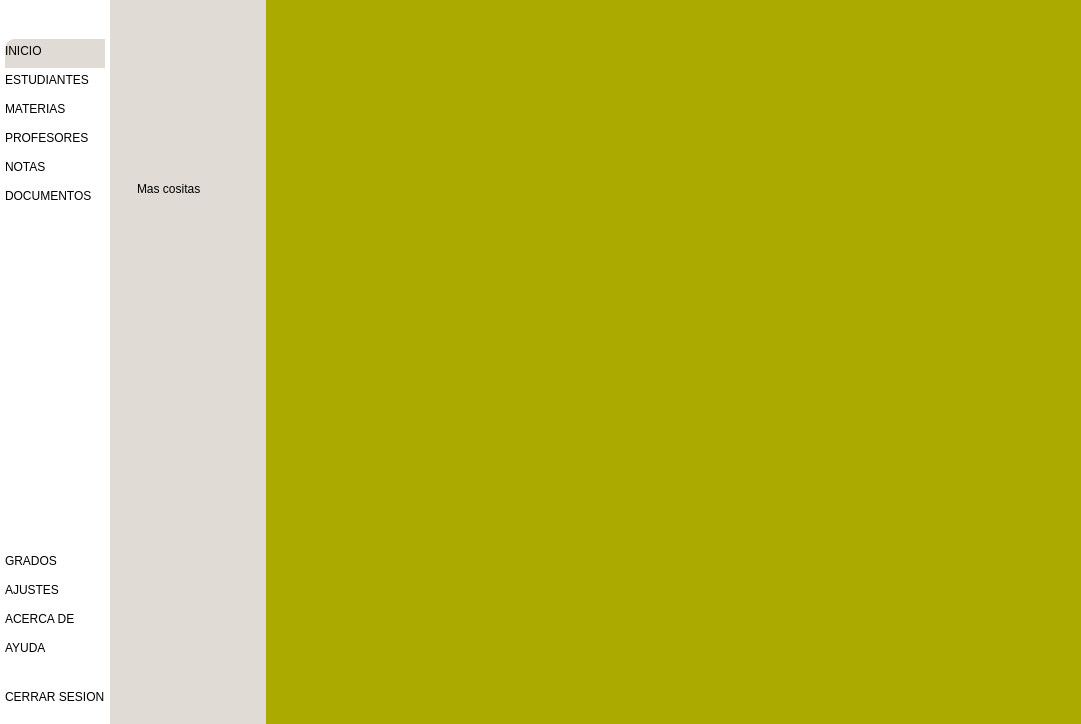
Before: the Qt Designer form interfaz.ui in YoelSims/AplicacionV2-AndresBello, drawn with Qt 5.
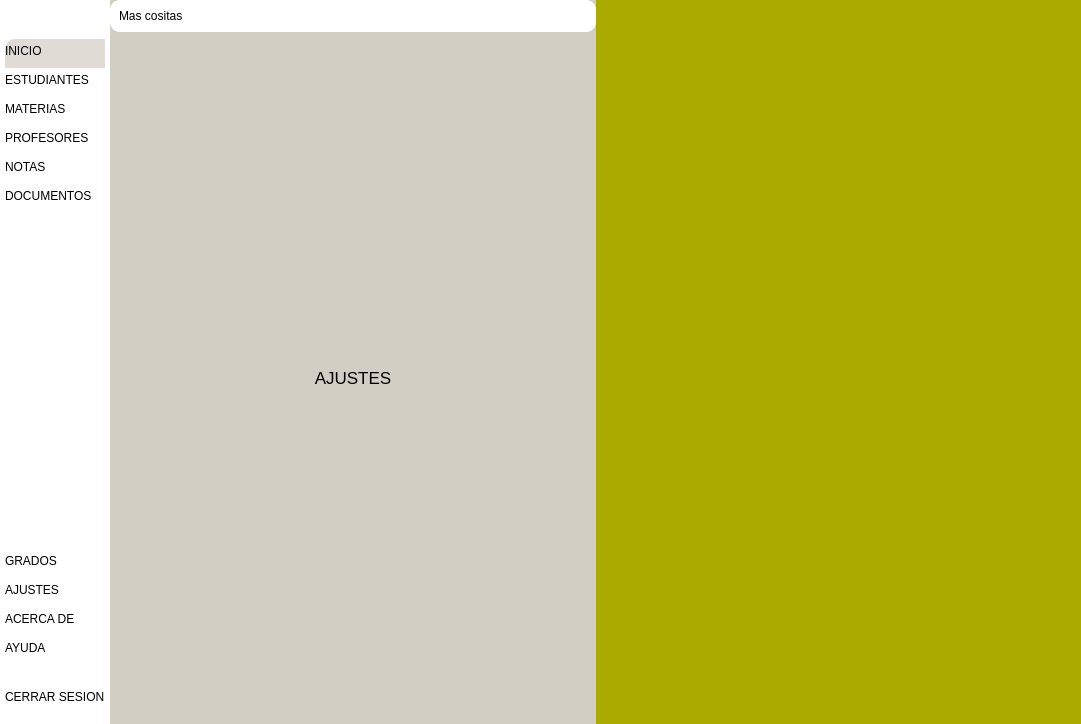
After: the same form once the commit is applied. Icons and pictures are not drawn.

Commit message: -m Colores

Patch:
```diff
--- a/interfaz.ui
+++ b/interfaz.ui
@@ -17,7 +17,7 @@
    <string notr="true">*{
 	border: none;
 	backgroudn-color: transparent;
-	background: none;
+	background: transparent;
 	padding: 0;
 	margin:  0;
 	color: #000000;
@@ -36,6 +36,15 @@
 	padding: 5px, 10px;
 	border-top-left-radius:10px;
 	border-botton-left-radius:10px;
+}
+
+#menuSubCentroContenedor{
+	background-color: #d3cec3;
+}
+
+#frame_5{
+	background-color: #ffffff;
+	border-radius:10px;
 }</string>
   </property>
   <widget class="QWidget" name="centralContenedor">
@@ -470,10 +479,40 @@
     <item>
      <widget class="QWidget" name="menuCentroContenedor" native="true">
       <layout class="QVBoxLayout" name="verticalLayout_7">
+       <property name="spacing">
+        <number>0</number>
+       </property>
+       <property name="leftMargin">
+        <number>0</number>
+       </property>
+       <property name="topMargin">
+        <number>0</number>
+       </property>
+       <property name="rightMargin">
+        <number>0</number>
+       </property>
+       <property name="bottomMargin">
+        <number>0</number>
+       </property>
        <item>
         <widget class="QWidget" name="menuSubCentroContenedor" native="true">
          <layout class="QVBoxLayout" name="verticalLayout_8">
-          <item>
+          <property name="spacing">
+           <number>0</number>
+          </property>
+          <property name="leftMargin">
+           <number>0</number>
+          </property>
+          <property name="topMargin">
+           <number>0</number>
+          </property>
+          <property name="rightMargin">
+           <number>0</number>
+          </property>
+          <property name="bottomMargin">
+           <number>0</number>
+          </property>
+          <item alignment="Qt::AlignTop">
            <widget class="QFrame" name="frame_5">
             <property name="frameShape">
              <enum>QFrame::StyledPanel</enum>
@@ -510,13 +549,64 @@
            </widget>
           </item>
           <item>
-           <widget class="QFrame" name="frame_6">
-            <property name="frameShape">
-             <enum>QFrame::StyledPanel</enum>
-            </property>
-            <property name="frameShadow">
-             <enum>QFrame::Raised</enum>
-            </property>
+           <widget class="QStackedWidget" name="stackedWidget">
+            <widget class="QWidget" name="page">
+             <layout class="QVBoxLayout" name="verticalLayout_9">
+              <item>
+               <widget class="QLabel" name="label_2">
+                <property name="font">
+                 <font>
+                  <pointsize>13</pointsize>
+                 </font>
+                </property>
+                <property name="text">
+                 <string>AJUSTES</string>
+                </property>
+                <property name="alignment">
+                 <set>Qt::AlignCenter</set>
+                </property>
+               </widget>
+              </item>
+             </layout>
+            </widget>
+            <widget class="QWidget" name="page_2">
+             <layout class="QVBoxLayout" name="verticalLayout_10">
+              <item>
+               <widget class="QLabel" name="label_3">
+                <property name="font">
+                 <font>
+                  <pointsize>13</pointsize>
+                 </font>
+                </property>
+                <property name="text">
+                 <string>ACERCA DE</string>
+                </property>
+                <property name="alignment">
+                 <set>Qt::AlignCenter</set>
+                </property>
+               </widget>
+              </item>
+             </layout>
+            </widget>
+            <widget class="QWidget" name="page_3">
+             <layout class="QVBoxLayout" name="verticalLayout_11">
+              <item>
+               <widget class="QLabel" name="label_4">
+                <property name="font">
+                 <font>
+                  <pointsize>13</pointsize>
+                 </font>
+                </property>
+                <property name="text">
+                 <string>AYUDA</string>
+                </property>
+                <property name="alignment">
+                 <set>Qt::AlignCenter</set>
+                </property>
+               </widget>
+              </item>
+             </layout>
+            </widget>
            </widget>
           </item>
          </layout>
```
